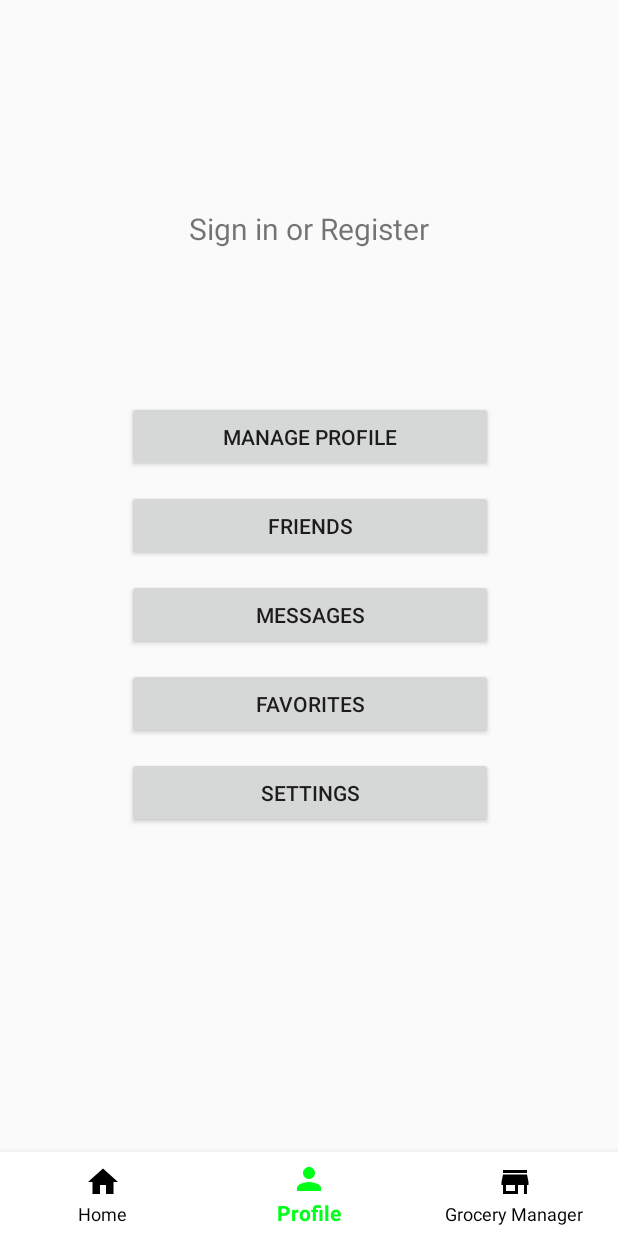
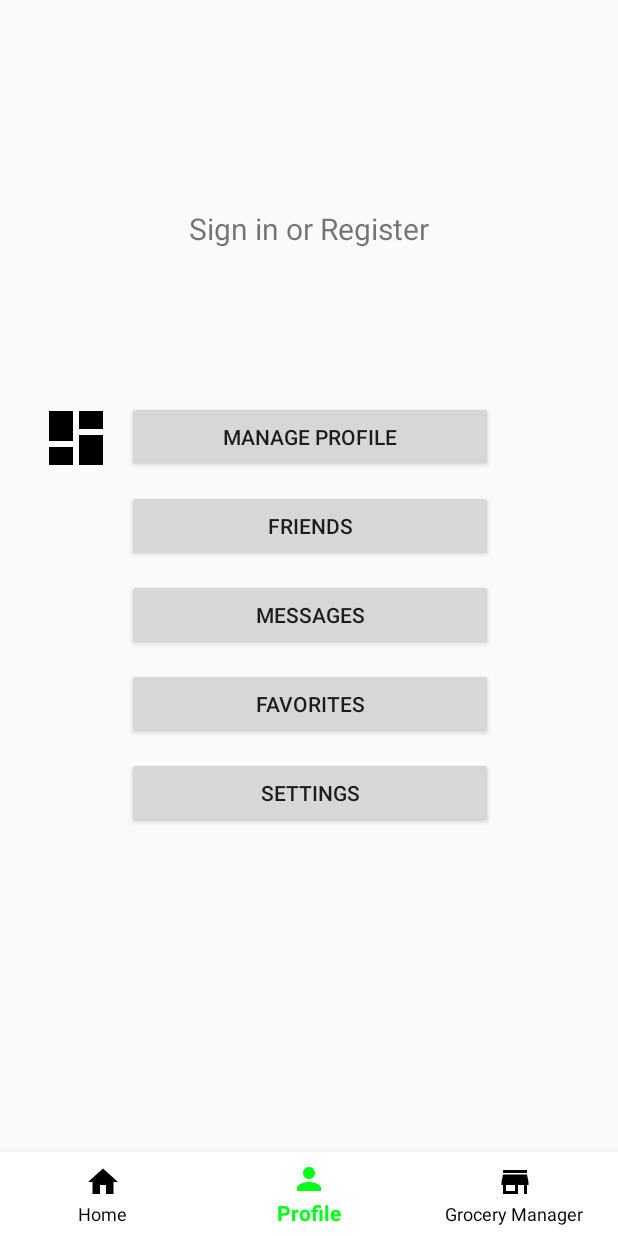
Before and after one commit to DEPatton/GroceryGuru, an Android app built with Jetpack Compose: the screen it shows after launch once a user with an empty profile is signed in (MainActivity), item 2 of the bottom bar chosen, on a phone screen of 412 x 824 dp. Run offline under Robolectric (Android 15) with nearby library versions, the phone set to English and light mode, and no system bars.

Commit message:
Commit for merge.

```diff
--- a/app/build.gradle
+++ b/app/build.gradle
@@ -77,6 +77,7 @@ dependencies {
     implementation 'androidx.legacy:legacy-support-v4:1.0.0'
     implementation 'com.google.firebase:firebase-common-ktx:20.1.0'
     implementation 'androidx.core:core-ktx:1.9.0'
+    implementation 'com.google.firebase:firebase-config-ktx:21.2.0'
     testImplementation 'junit:junit:4.13.2'
     androidTestImplementation 'androidx.test.ext:junit:1.1.5'
     androidTestImplementation 'androidx.test.espresso:espresso-core:3.5.1'
--- a/app/src/main/java/com/example/groceryguru_derrick/SignInActivity.kt
+++ b/app/src/main/java/com/example/groceryguru_derrick/SignInActivity.kt
@@ -42,7 +42,11 @@ class SignInActivity : AppCompatActivity() {
                 }
             } else {
 
-                Toast.makeText(this, "Empty fields are not allowed", Toast.LENGTH_SHORT).show()
+                Toast.makeText(
+                    this,
+                    "Empty fields are not allowed",
+                    Toast.LENGTH_SHORT
+                ).show()
 
             }
         }
--- a/app/src/main/java/com/example/groceryguru_derrick/SplashScreenActivity.kt
+++ b/app/src/main/java/com/example/groceryguru_derrick/SplashScreenActivity.kt
@@ -9,7 +9,7 @@ class SplashScreenActivity : AppCompatActivity() {
     override fun onCreate(savedInstanceState: Bundle?) {
         super.onCreate(savedInstanceState)
         setContentView(R.layout.activity_splash_screen)
-        val ivFood: ImageView? = findViewById(R.id.ivfood)
+        val ivFood: ImageView? = findViewById(R.id.ivFood)
 
         ivFood?.alpha = 0f
         ivFood?.animate()?.setDuration(2000)?.alpha(1f)?.withEndAction {
--- a/app/src/main/java/com/example/groceryguru_derrick/StoreLocatorActivity.kt
+++ b/app/src/main/java/com/example/groceryguru_derrick/StoreLocatorActivity.kt
@@ -22,8 +22,7 @@ class StoreLocatorActivity : AppCompatActivity(), OnMapReadyCallback {
     override fun onMapReady(googleMap: GoogleMap) {
         googleMap.addMarker(
             MarkerOptions()
-                .position(LatLng(0.0, 0.0))
-                .title("Marker")
+                .position(LatLng(36.5054, -117.0794))
         )
     }
 }
--- a/app/src/main/res/layout/activity_home.xml
+++ b/app/src/main/res/layout/activity_home.xml
@@ -22,7 +22,6 @@
         android:id="@+id/button"
         android:layout_width="wrap_content"
         android:layout_height="wrap_content"
-        android:onClick="onLoginPress"
         android:text="Button"
         app:layout_constraintBottom_toBottomOf="parent"
         app:layout_constraintEnd_toEndOf="parent"
@@ -35,7 +34,6 @@
         android:id="@+id/button2"
         android:layout_width="wrap_content"
         android:layout_height="wrap_content"
-        android:onClick="onMapPress"
         android:text="Map"
         app:layout_constraintBottom_toBottomOf="parent"
         app:layout_constraintEnd_toEndOf="parent"
--- a/app/src/main/res/layout/activity_sign_in.xml
+++ b/app/src/main/res/layout/activity_sign_in.xml
@@ -58,7 +58,7 @@
     </com.google.android.material.textfield.TextInputLayout>
 
     <Button
-        android:id="@+id/noaccount_button"
+        android:id="@+id/noAccount_button"
         android:layout_width="277dp"
         android:layout_height="38dp"
         android:layout_marginStart="65dp"
@@ -74,7 +74,6 @@
         android:layout_marginStart="160dp"
         android:layout_marginTop="360dp"
         android:background="#C8C8C8"
-        android:onClick="onSignMeUp"
         android:text="Sign In" />
 
 </FrameLayout>
--- a/app/src/main/res/layout/activity_splash_screen.xml
+++ b/app/src/main/res/layout/activity_splash_screen.xml
@@ -10,7 +10,7 @@
         android:layout_height="200dp"
         android:src="@drawable/baseline_fastfood_24"
         android:layout_centerInParent="true"
-        android:id="@+id/ivfood"
+        android:id="@+id/ivFood"
         android:contentDescription="@string/grocery_guru_logo"/>
 
 </RelativeLayout>
--- a/app/src/main/res/layout/profile_layout.xml
+++ b/app/src/main/res/layout/profile_layout.xml
@@ -68,25 +68,25 @@
         android:layout_width="wrap_content"
         android:layout_height="wrap_content"
         android:orientation="vertical"
-        app:layout_constraintGuide_begin="84dp" />
+        app:layout_constraintGuide_begin="74dp" />
 
     <androidx.constraintlayout.widget.Guideline
         android:id="@+id/guideline2"
         android:layout_width="wrap_content"
         android:layout_height="wrap_content"
         android:orientation="vertical"
-        app:layout_constraintGuide_begin="328dp" />
+        app:layout_constraintGuide_begin="336dp" />
 
     <ImageView
         android:id="@+id/imageView8"
         android:layout_width="48dp"
         android:layout_height="48dp"
         android:layout_marginBottom="8dp"
+        android:src="@drawable/ic_dashboard_black_24dp"
         app:layout_constraintBottom_toTopOf="@+id/imageView9"
         app:layout_constraintEnd_toStartOf="@+id/button6"
         app:layout_constraintHorizontal_bias="0.722"
-        app:layout_constraintStart_toStartOf="parent"
-        tools:srcCompat="@tools:sample/avatars" />
+        app:layout_constraintStart_toStartOf="parent" />
 
     <ImageView
         android:id="@+id/imageView9"
@@ -138,6 +138,7 @@
         android:layout_width="244dp"
         android:layout_height="47dp"
         android:layout_marginBottom="12dp"
+        android:onClick="manageProfileClick"
         android:text="Manage Profile"
         app:layout_constraintBottom_toTopOf="@+id/button7"
         app:layout_constraintEnd_toEndOf="parent"
```
Also changed, not shown: app/src/main/AndroidManifest.xml (+8 -2 lines), app/src/main/java/com/example/groceryguru_derrick/MainActivity.kt (+7 -0 lines), app/src/main/java/com/example/groceryguru_derrick/ManageProfileActivity.kt (added, +23 -0 lines), app/src/main/java/com/example/groceryguru_derrick/RegisterActivity.kt (+10 -18 lines), app/src/main/res/layout/activity_manage_profile.xml (added, +17 -0 lines).
